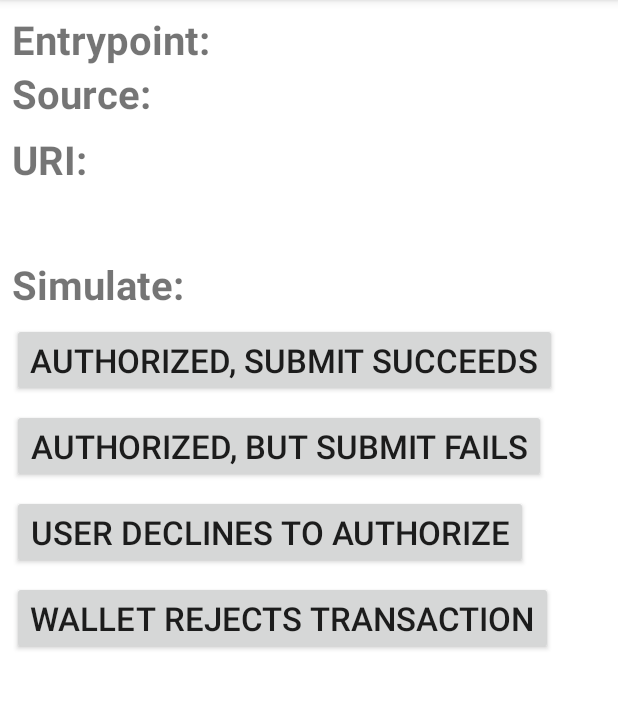
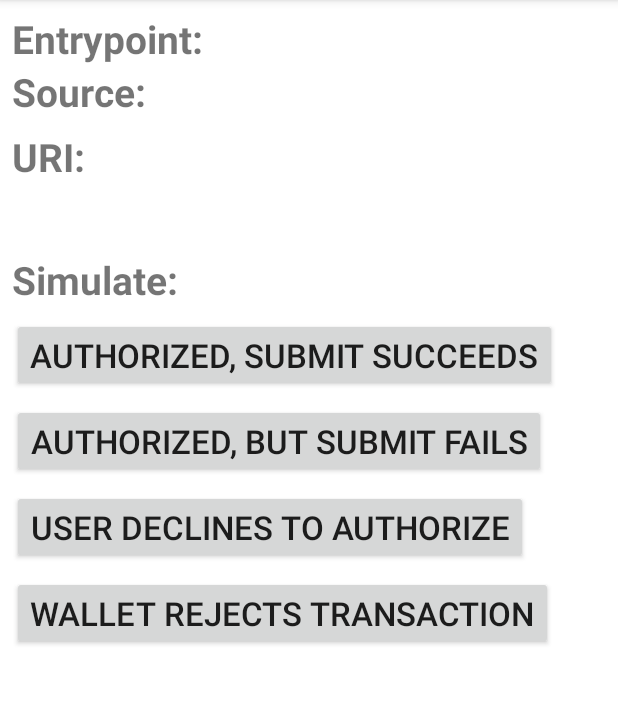
Before and after one commit to michaellee251/solana-pay-android-sample, an Android app: the SolanaPayActivity screen opened directly, with no data from a screen before it, on a phone screen of 412 x 824 dp, the part 84-793 px from its top. Run offline under Robolectric (Android 15) with nearby library versions, the phone set to English and light mode, and no system bars; 1 statement that could not run was skipped.

Commit message:
Update font sizing to use sp (not pt) (#51)

```diff
--- a/app/src/main/res/layout/activity_main.xml
+++ b/app/src/main/res/layout/activity_main.xml
@@ -18,6 +18,6 @@
         app:layout_constraintTop_toTopOf="parent"
         app:layout_constraintStart_toStartOf="parent"
         android:text="@string/label_internal_solana_pay_uri"
-        android:textSize="10pt" />
+        android:textSize="22sp" />
 
 </androidx.constraintlayout.widget.ConstraintLayout>
--- a/app/src/main/res/layout/activity_solana_pay.xml
+++ b/app/src/main/res/layout/activity_solana_pay.xml
@@ -26,7 +26,7 @@
             app:layout_constraintTop_toTopOf="parent"
             app:layout_constraintStart_toStartOf="parent"
             android:text="@string/label_entrypoint_type"
-            android:textSize="12pt"
+            android:textSize="26sp"
             android:textStyle="bold" />
         <androidx.appcompat.widget.AppCompatTextView
             android:id="@+id/tv_entrypoint_type"
@@ -37,7 +37,7 @@
             app:layout_constraintBottom_toBottomOf="@id/tv_entrypoint_type_label"
             app:layout_constraintStart_toEndOf="@id/tv_entrypoint_type_label"
             app:layout_constraintEnd_toEndOf="parent"
-            android:textSize="12pt" />
+            android:textSize="26sp" />
         <androidx.appcompat.widget.AppCompatTextView
             android:id="@+id/tv_source_verification_label"
             android:layout_width="wrap_content"
@@ -45,7 +45,7 @@
             app:layout_constraintTop_toBottomOf="@id/tv_entrypoint_type_label"
             app:layout_constraintStart_toStartOf="parent"
             android:text="@string/label_source_verification"
-            android:textSize="12pt"
+            android:textSize="26sp"
             android:textStyle="bold" />
         <androidx.appcompat.widget.AppCompatTextView
             android:id="@+id/tv_source_verification"
@@ -56,7 +56,7 @@
             app:layout_constraintBottom_toBottomOf="@id/tv_source_verification_label"
             app:layout_constraintStart_toEndOf="@id/tv_source_verification_label"
             app:layout_constraintEnd_toEndOf="parent"
-            android:textSize="12pt" />
+            android:textSize="26sp" />
         <androidx.appcompat.widget.AppCompatTextView
             android:id="@+id/tv_solana_pay_uri_label"
             android:layout_width="wrap_content"
@@ -65,7 +65,7 @@
             app:layout_constraintTop_toBottomOf="@id/tv_source_verification_label"
             app:layout_constraintStart_toStartOf="parent"
             android:text="@string/label_solana_pay_uri"
-            android:textSize="12pt"
+            android:textSize="26sp"
             android:textStyle="bold" />
         <androidx.appcompat.widget.AppCompatTextView
             android:id="@+id/tv_solana_pay_uri"
@@ -76,7 +76,7 @@
             app:layout_constraintStart_toEndOf="@id/tv_solana_pay_uri_label"
             app:layout_constraintEnd_toEndOf="parent"
             android:minLines="2"
-            android:textSize="12pt" />
+            android:textSize="26sp" />
         <androidx.appcompat.widget.AppCompatTextView
             android:id="@+id/tv_simulation_options_label"
             android:layout_width="wrap_content"
@@ -85,7 +85,7 @@
             app:layout_constraintTop_toBottomOf="@id/tv_solana_pay_uri"
             app:layout_constraintStart_toStartOf="parent"
             android:text="@string/label_simulation_options"
-            android:textSize="12pt"
+            android:textSize="26sp"
             android:textStyle="bold" />
         <androidx.appcompat.widget.AppCompatButton
             android:id="@+id/btn_simulate_authorize_submit"
@@ -95,7 +95,7 @@
             app:layout_constraintTop_toBottomOf="@id/tv_simulation_options_label"
             app:layout_constraintStart_toStartOf="parent"
             android:text="@string/label_simulate_authorize_submit"
-            android:textSize="10pt" />
+            android:textSize="22sp" />
         <androidx.appcompat.widget.AppCompatButton
             android:id="@+id/btn_simulate_authorize_but_submit_error"
             android:layout_width="wrap_content"
@@ -104,7 +104,7 @@
             app:layout_constraintTop_toBottomOf="@id/btn_simulate_authorize_submit"
             app:layout_constraintStart_toStartOf="parent"
             android:text="@string/label_simulate_authorize_but_submit_error"
-            android:textSize="10pt" />
+            android:textSize="22sp" />
         <androidx.appcompat.widget.AppCompatButton
             android:id="@+id/btn_simulate_not_authorized"
             android:layout_width="wrap_content"
@@ -113,7 +113,7 @@
             app:layout_constraintTop_toBottomOf="@id/btn_simulate_authorize_but_submit_error"
             app:layout_constraintStart_toStartOf="parent"
             android:text="@string/label_simulate_not_authorized"
-            android:textSize="10pt" />
+            android:textSize="22sp" />
         <androidx.appcompat.widget.AppCompatButton
             android:id="@+id/btn_simulate_wallet_rejects_transaction"
             android:layout_width="wrap_content"
@@ -122,7 +122,7 @@
             app:layout_constraintTop_toBottomOf="@id/btn_simulate_not_authorized"
             app:layout_constraintStart_toStartOf="parent"
             android:text="@string/label_simulate_wallet_rejects_transaction"
-            android:textSize="10pt" />
+            android:textSize="22sp" />
 
         </androidx.constraintlayout.widget.ConstraintLayout>
     </androidx.core.widget.NestedScrollView>
```
